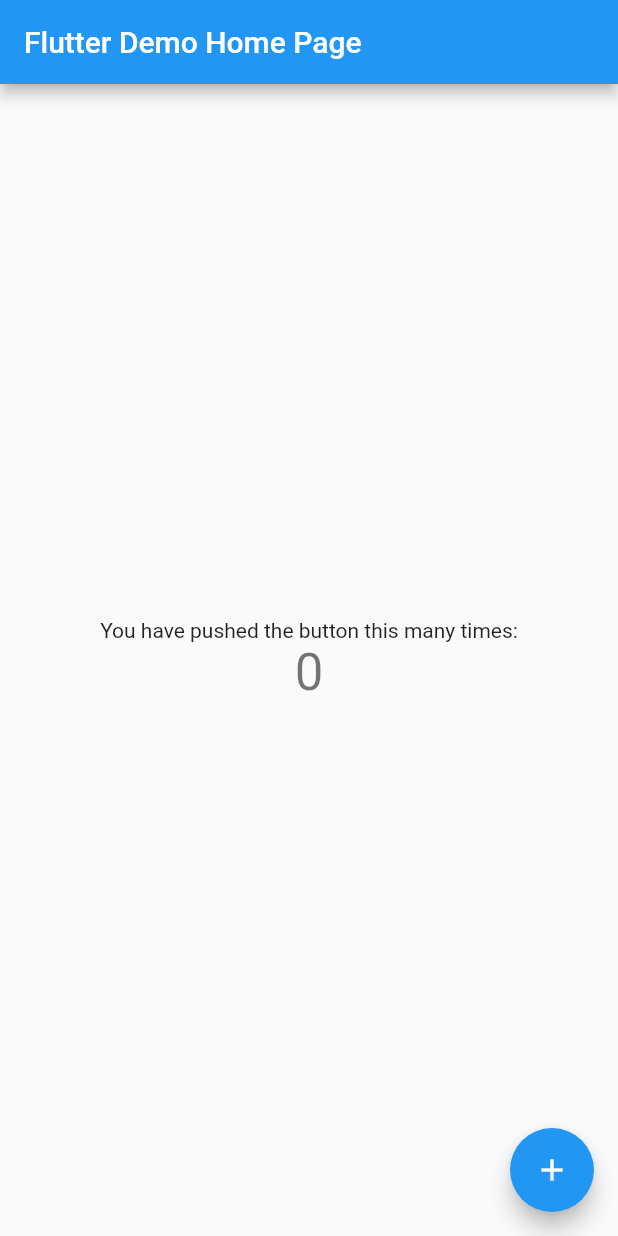
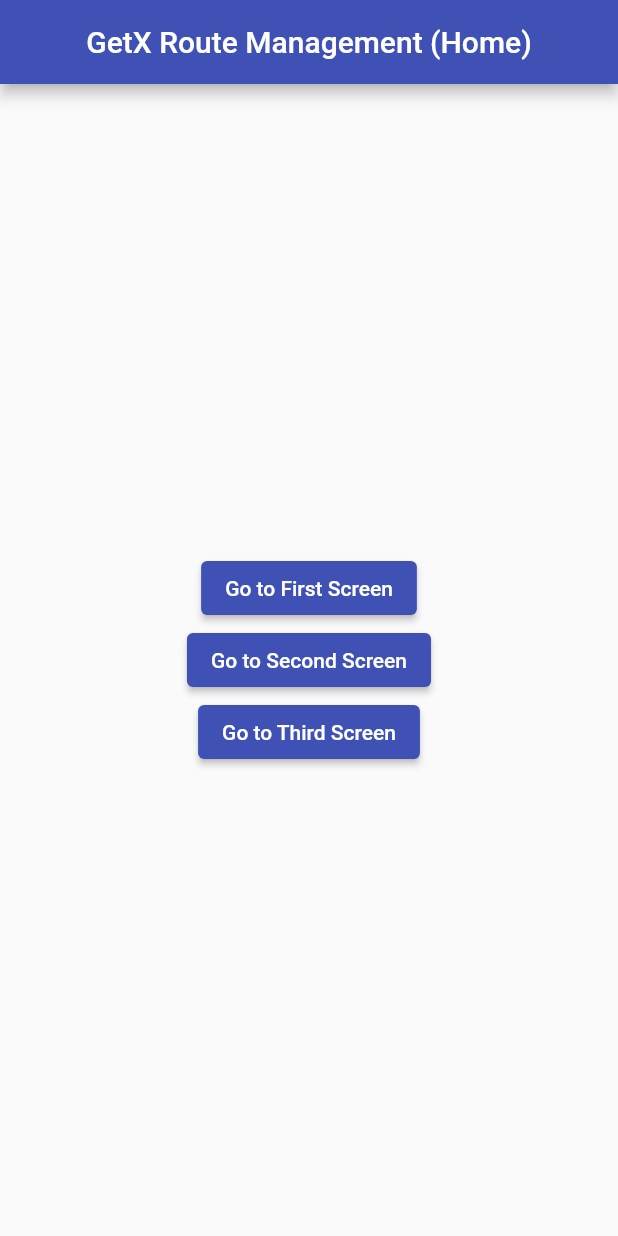
Before and after one commit to 3kdeveloper/flutter-normal-and-getX-route-management, a Flutter app: the screen it shows after launch, on a phone screen of 412 x 824 dp. Run offline on Flutter 3.47's test engine with Material 2 defaults, Android fonts, the light colour scheme and no system bars.

Commit message:
Navigation using Normal Routing

```diff
--- a/lib/main.dart
+++ b/lib/main.dart
@@ -1,4 +1,6 @@
 import 'package:flutter/material.dart';
+
+import 'views/home/home_view.dart';
 
 void main() {
   runApp(const MyApp());
@@ -7,109 +9,15 @@
 class MyApp extends StatelessWidget {
   const MyApp({Key? key}) : super(key: key);
 
-  // This widget is the root of your application.
   @override
   Widget build(BuildContext context) {
     return MaterialApp(
-      title: 'Flutter Demo',
+      title: 'GetX Route Management',
+      debugShowCheckedModeBanner: false,
       theme: ThemeData(
-        // This is the theme of your application.
-        //
-        // Try running your application with "flutter run". You'll see the
-        // application has a blue toolbar. Then, without quitting the app, try
-        // changing the primarySwatch below to Colors.green and then invoke
-        // "hot reload" (press "r" in the console where you ran "flutter run",
-        // or simply save your changes to "hot reload" in a Flutter IDE).
-        // Notice that the counter didn't reset back to zero; the application
-        // is not restarted.
-        primarySwatch: Colors.blue,
+        primarySwatch: Colors.indigo,
       ),
-      home: const MyHomePage(title: 'Flutter Demo Home Page'),
+      home: const HomeScreen(),
     );
   }
 }
-
-class MyHomePage extends StatefulWidget {
-  const MyHomePage({Key? key, required this.title}) : super(key: key);
-
-  // This widget is the home page of your application. It is stateful, meaning
-  // that it has a State object (defined below) that contains fields that affect
-  // how it looks.
-
-  // This class is the configuration for the state. It holds the values (in this
-  // case the title) provided by the parent (in this case the App widget) and
-  // used by the build method of the State. Fields in a Widget subclass are
-  // always marked "final".
-
-  final String title;
-
-  @override
-  State<MyHomePage> createState() => _MyHomePageState();
-}
-
-class _MyHomePageState extends State<MyHomePage> {
-  int _counter = 0;
-
-  void _incrementCounter() {
-    setState(() {
-      // This call to setState tells the Flutter framework that something has
-      // changed in this State, which causes it to rerun the build method below
-      // so that the display can reflect the updated values. If we changed
-      // _counter without calling setState(), then the build method would not be
-      // called again, and so nothing would appear to happen.
-      _counter++;
-    });
-  }
-
-  @override
-  Widget build(BuildContext context) {
-    // This method is rerun every time setState is called, for instance as done
-    // by the _incrementCounter method above.
-    //
-    // The Flutter framework has been optimized to make rerunning build methods
-    // fast, so that you can just rebuild anything that needs updating rather
-    // than having to individually change instances of widgets.
-    return Scaffold(
-      appBar: AppBar(
-        // Here we take the value from the MyHomePage object that was created by
-        // the App.build method, and use it to set our appbar title.
-        title: Text(widget.title),
-      ),
-      body: Center(
-        // Center is a layout widget. It takes a single child and positions it
-        // in the middle of the parent.
-        child: Column(
-          // Column is also a layout widget. It takes a list of children and
-          // arranges them vertically. By default, it sizes itself to fit its
-          // children horizontally, and tries to be as tall as its parent.
-          //
-          // Invoke "debug painting" (press "p" in the console, choose the
-          // "Toggle Debug Paint" action from the Flutter Inspector in Android
-          // Studio, or the "Toggle Debug Paint" command in Visual Studio Code)
-          // to see the wireframe for each widget.
-          //
-          // Column has various properties to control how it sizes itself and
-          // how it positions its children. Here we use mainAxisAlignment to
-          // center the children vertically; the main axis here is the vertical
-          // axis because Columns are vertical (the cross axis would be
-          // horizontal).
-          mainAxisAlignment: MainAxisAlignment.center,
-          children: <Widget>[
-            const Text(
-              'You have pushed the button this many times:',
-            ),
-            Text(
-              '$_counter',
-              style: Theme.of(context).textTheme.headline4,
-            ),
-          ],
-        ),
-      ),
-      floatingActionButton: FloatingActionButton(
-        onPressed: _incrementCounter,
-        tooltip: 'Increment',
-        child: const Icon(Icons.add),
-      ), // This trailing comma makes auto-formatting nicer for build methods.
-    );
-  }
-}
--- /dev/null
+++ b/lib/views/home/home_view.dart
@@ -0,0 +1,62 @@
+import 'package:flutter/material.dart';
+import 'package:getx_route_management/views/screen1/screen1_view.dart';
+import 'package:getx_route_management/views/screen2/screen2_view.dart';
+import 'package:getx_route_management/views/screen3/screen3_view.dart';
+import '/widgets/build_elevated_button.dart';
+
+class HomeScreen extends StatelessWidget {
+  const HomeScreen({Key? key}) : super(key: key);
+
+  @override
+  Widget build(BuildContext context) {
+    return Scaffold(
+      appBar: AppBar(
+        title: const Text('GetX Route Management (Home)'),
+        centerTitle: true,
+      ),
+      body: SizedBox(
+        height: double.infinity,
+        width: double.infinity,
+        child: Column(
+          mainAxisAlignment: MainAxisAlignment.center,
+          crossAxisAlignment: CrossAxisAlignment.center,
+          children: [
+            buildElevatedButton(
+              text: 'Go to First Screen',
+              onPressed: () {
+                Navigator.push(
+                  context,
+                  MaterialPageRoute(
+                    builder: (context) => const Screen1(),
+                  ),
+                );
+              },
+            ),
+            buildElevatedButton(
+              text: 'Go to Second Screen',
+              onPressed: () {
+                Navigator.push(
+                  context,
+                  MaterialPageRoute(
+                    builder: (context) => const Screen2(),
+                  ),
+                );
+              },
+            ),
+            buildElevatedButton(
+              text: 'Go to Third Screen',
+              onPressed: () {
+                Navigator.push(
+                  context,
+                  MaterialPageRoute(
+                    builder: (context) => const Screen3(),
+                  ),
+                );
+              },
+            ),
+          ],
+        ),
+      ),
+    );
+  }
+}
--- /dev/null
+++ b/lib/widgets/build_elevated_button.dart
@@ -0,0 +1,11 @@
+import 'package:flutter/material.dart';
+
+Widget buildElevatedButton({
+  String? text,
+  VoidCallback? onPressed,
+}) {
+  return ElevatedButton(
+    onPressed: onPressed,
+    child: Text(text!),
+  );
+}
--- a/pubspec.yaml
+++ b/pubspec.yaml
@@ -8,7 +8,7 @@
     flutter:
         sdk: flutter
     cupertino_icons: ^1.0.2
-
+    get: ^4.3.8
 
 dev_dependencies:
     flutter_test:
```
Also changed, not shown: lib/views/screen1/screen1_view.dart (added, +50 -0 lines), lib/views/screen2/screen2_view.dart (added, +50 -0 lines), lib/views/screen3/screen3_view.dart (added, +50 -0 lines), pubspec.lock, 1 other file.
